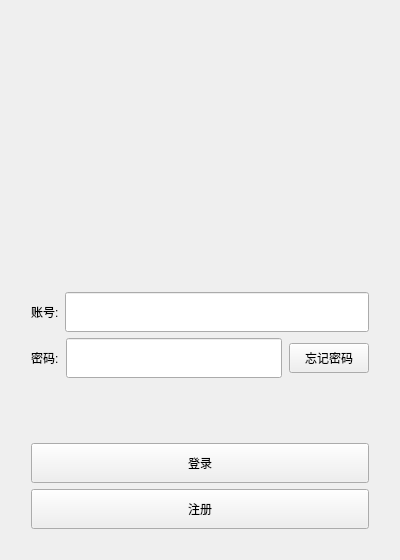
Above: QQLogin.ui from ExTNT/JLU_CppProject before the change. Below: the same form after it.
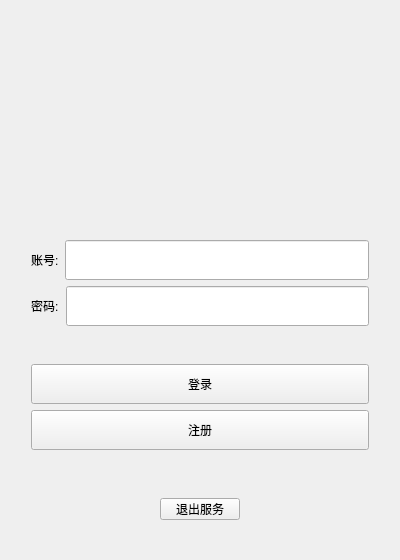
That is the form after the change. Icons and pictures are not drawn.

Commit message: can login and service run now

The edit to the form file:
```diff
--- a/QQLogin.ui
+++ b/QQLogin.ui
@@ -13,7 +13,7 @@
   <property name="minimumSize">
    <size>
     <width>400</width>
-    <height>560</height>
+    <height>30</height>
    </size>
   </property>
   <property name="maximumSize">
@@ -166,19 +166,6 @@
          </property>
         </widget>
        </item>
-       <item>
-        <widget class="QPushButton" name="whjimima_pbt">
-         <property name="minimumSize">
-          <size>
-           <width>0</width>
-           <height>30</height>
-          </size>
-         </property>
-         <property name="text">
-          <string>忘记密码</string>
-         </property>
-        </widget>
-       </item>
       </layout>
      </item>
      <item>
@@ -220,6 +207,76 @@
        </property>
       </widget>
      </item>
+     <item>
+      <spacer name="verticalSpacer_4">
+       <property name="orientation">
+        <enum>Qt::Vertical</enum>
+       </property>
+       <property name="sizeHint" stdset="0">
+        <size>
+         <width>20</width>
+         <height>40</height>
+        </size>
+       </property>
+      </spacer>
+     </item>
+     <item>
+      <widget class="QWidget" name="widget_2" native="true">
+       <property name="minimumSize">
+        <size>
+         <width>0</width>
+         <height>40</height>
+        </size>
+       </property>
+       <layout class="QHBoxLayout" name="horizontalLayout_4">
+        <item>
+         <spacer name="horizontalSpacer_3">
+          <property name="orientation">
+           <enum>Qt::Horizontal</enum>
+          </property>
+          <property name="sizeHint" stdset="0">
+           <size>
+            <width>108</width>
+            <height>15</height>
+           </size>
+          </property>
+         </spacer>
+        </item>
+        <item>
+         <widget class="QPushButton" name="exitBtm">
+          <property name="minimumSize">
+           <size>
+            <width>60</width>
+            <height>20</height>
+           </size>
+          </property>
+          <property name="maximumSize">
+           <size>
+            <width>100</width>
+            <height>16777215</height>
+           </size>
+          </property>
+          <property name="text">
+           <string>退出服务</string>
+          </property>
+         </widget>
+        </item>
+        <item>
+         <spacer name="horizontalSpacer_4">
+          <property name="orientation">
+           <enum>Qt::Horizontal</enum>
+          </property>
+          <property name="sizeHint" stdset="0">
+           <size>
+            <width>108</width>
+            <height>15</height>
+           </size>
+          </property>
+         </spacer>
+        </item>
+       </layout>
+      </widget>
+     </item>
     </layout>
    </item>
   </layout>
```
The commit also changes 18 other files.
